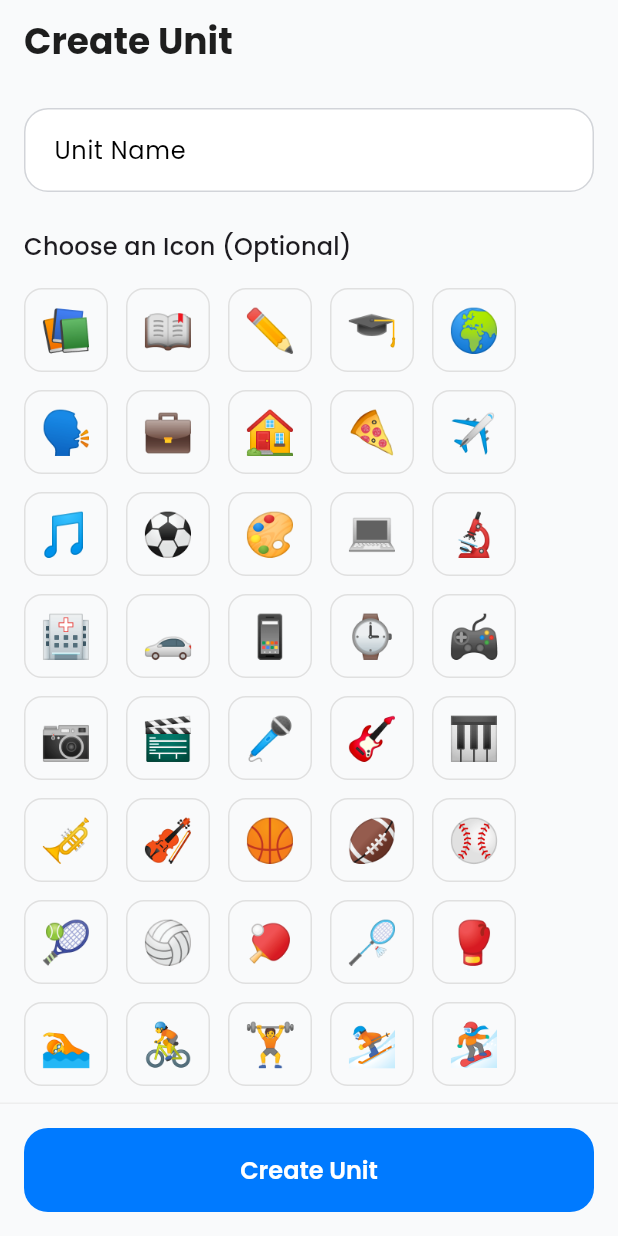
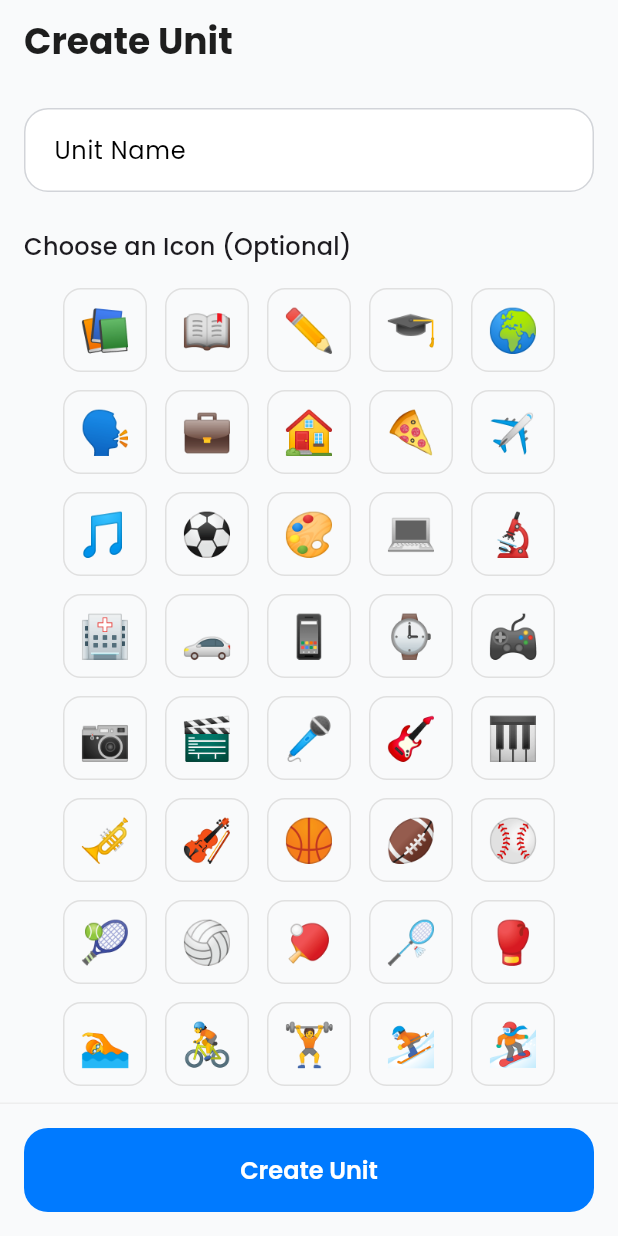
Before and after one commit to ParaDox-PDT/dictionarydox, a Flutter app: the CreateUnitPage screen opened by its route, on a phone screen of 412 x 824 dp. Run offline on Flutter 3.47's test engine with Material 3 defaults, Android fonts, the light colour scheme and no system bars; our stand-ins replace audioplayers, cached_network_image, carousel_slider, cloud_firestore, dartz, dio and 16 more; missing offline and left inert: universal_html; accounts and stored records are empty; generated files the repository leaves out were written again; network calls fail.

Commit message:
fix: center icon selector in create_unit_page
- Wrapped Wrap widget with Center to center icons
- Changed Column crossAxisAlignment from start to stretch
- Icons now properly centered instead of left-aligned

```diff
--- a/lib/src/presentation/pages/home_page/pages/create_unit_page/widgets/icon_selector.dart
+++ b/lib/src/presentation/pages/home_page/pages/create_unit_page/widgets/icon_selector.dart
@@ -15,14 +15,15 @@ class IconSelector extends StatelessWidget {
   @override
   Widget build(BuildContext context) {
     return Column(
-      crossAxisAlignment: CrossAxisAlignment.start,
+      crossAxisAlignment: CrossAxisAlignment.stretch,
       children: [
         Text(
           'Choose an Icon (Optional)',
           style: Theme.of(context).textTheme.titleMedium,
         ),
         const SizedBox(height: 16),
-        Wrap(
+        Center(
+          child: Wrap(
             spacing: 12,
             runSpacing: 12,
             alignment: WrapAlignment.center,
@@ -34,6 +35,7 @@ class IconSelector extends StatelessWidget {
                 onTap: () => onIconSelected(isSelected ? null : icon),
               );
             }).toList(),
+          ),
         ),
       ],
     );
```
Lines whose indentation alone changed are shown as unchanged.
